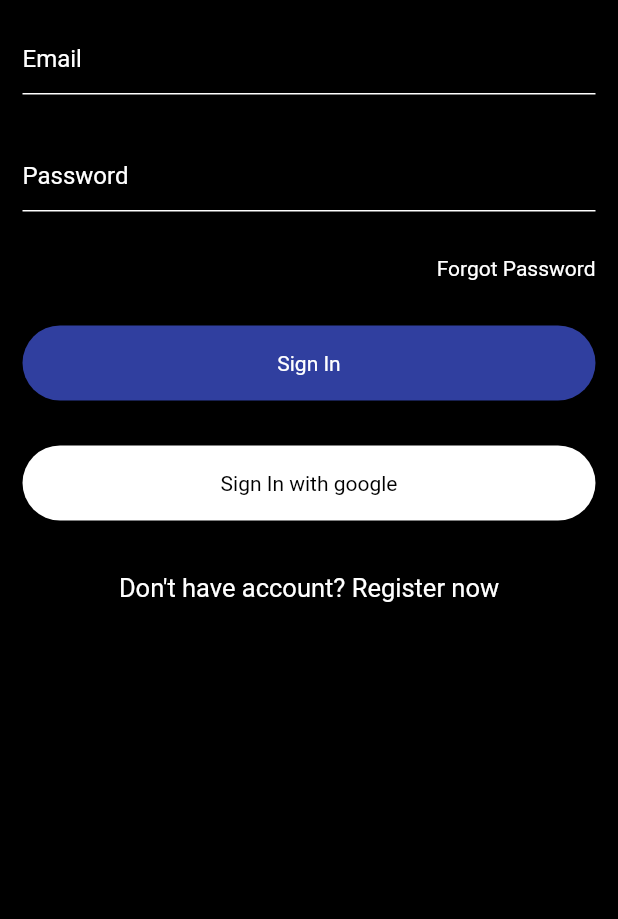
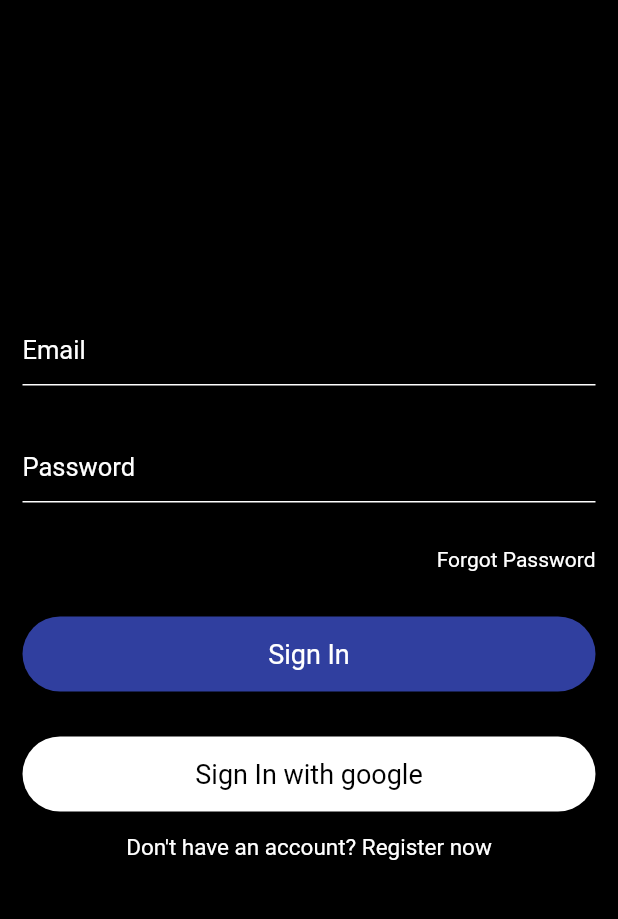
Before and after one commit to Shehan82/Chat-Snap, a Flutter app: the screen it shows after launch, on a phone screen of 412 x 824 dp, the part 84-1003 px from its top. Run offline on Flutter 3.47's test engine with Material 2 defaults, Android fonts, the phone set to English and light mode, and no system bars.

Commit message:
center the column

```diff
--- a/lib/inputField.dart
+++ b/lib/inputField.dart
@@ -10,7 +10,7 @@ class InputField extends StatelessWidget {
       child: TextField(
         decoration: InputDecoration(
             hintText: hintText,
-            hintStyle: TextStyle(color: Colors.white),
+            hintStyle: TextStyle(color: Colors.white, fontSize: 17),
             enabledBorder: UnderlineInputBorder(
                 borderSide: BorderSide(color: Colors.white))),
         style: TextStyle(color: Colors.white),
--- a/lib/main.dart
+++ b/lib/main.dart
@@ -9,6 +9,7 @@ class MyApp extends StatelessWidget {
   @override
   Widget build(BuildContext context) {
     return MaterialApp(
+      debugShowCheckedModeBanner: false,
       title: 'Flutter Demo',
       theme: ThemeData(
         primarySwatch: Colors.blue,
@@ -20,10 +21,10 @@ class MyApp extends StatelessWidget {
           // title: Image.asset('assets/icon.png'),
           title: Text("Chat Snap"),
         ),
-        body: Container(
-          height: double.infinity,
-          alignment: Alignment.bottomCenter,
-          child: Column(
+        body: Column(
+          // crossAxisAlignment: CrossAxisAlignment.center,
+          // mainAxisSize: MainAxisSize.max,
+          mainAxisAlignment: MainAxisAlignment.center,
           children: [
             InputField("Email"),
             InputField("Password"),
@@ -51,7 +52,7 @@ class MyApp extends StatelessWidget {
                 alignment: Alignment.center,
                 child: Text(
                   "Sign In",
-                    style: TextStyle(color: Colors.white),
+                  style: TextStyle(color: Colors.white, fontSize: 18),
                 ),
                 decoration: BoxDecoration(
                     color: Colors.indigo[700],
@@ -67,25 +68,27 @@ class MyApp extends StatelessWidget {
                 alignment: Alignment.center,
                 child: Text(
                   "Sign In with google",
-                    style: TextStyle(color: Colors.black),
+                  style: TextStyle(color: Colors.black, fontSize: 18),
                 ),
                 decoration: BoxDecoration(
                     color: Colors.white,
                     borderRadius: BorderRadius.circular(25)),
               ),
             ),
-              Container(
-                width: double.infinity,
-                // padding: EdgeInsets.only(right: 15, left: 15),
-                margin: EdgeInsets.only(top: 20),
-                child: Text(
-                  "Don't have account? Register now",
-                  style: TextStyle(color: Colors.white, fontSize: 17),
-                  textAlign: TextAlign.center,
+            Row(
+              mainAxisAlignment: MainAxisAlignment.center,
+              children: [
+                Text(
+                  "Don't have an account? ",
+                  style: TextStyle(color: Colors.white, fontSize: 15),
                 ),
-              ),
+                Text(
+                  "Register now",
+                  style: TextStyle(color: Colors.white, fontSize: 15),
+                )
               ],
-          ),
+            )
+          ],
         ),
       ),
     );
```
Lines whose indentation alone changed are shown as unchanged.
